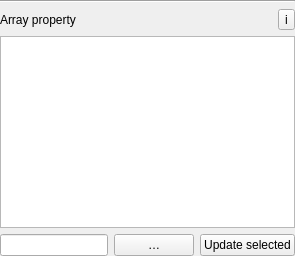
Above: src/nml_tools/gui/ui/array_table.ui from MuellerSeb/nml-tools before the change. Below: the same form after it.
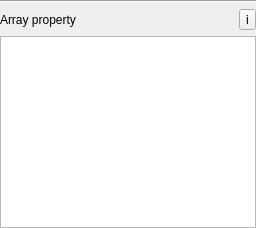
That is the form after the change.

Commit message: Fix UI issues with tables and info buttons

The edit to the form file:
```diff
--- a/src/nml_tools/gui/ui/array_table.ui
+++ b/src/nml_tools/gui/ui/array_table.ui
@@ -7,7 +7,6 @@
    <item><widget class="QFrame" name="separatorLine"><property name="frameShape"><enum>QFrame::HLine</enum></property><property name="frameShadow"><enum>QFrame::Sunken</enum></property></widget></item>
    <item><layout class="QHBoxLayout" name="titleLayout"><item><widget class="QLabel" name="titleLabel"><property name="text"><string>Array property</string></property></widget></item><item><spacer name="titleSpacer"><property name="orientation"><enum>Qt::Horizontal</enum></property><property name="sizeHint" stdset="0"><size><width>40</width><height>20</height></size></property></spacer></item><item><widget class="QToolButton" name="infoButton"><property name="text"><string>i</string></property></widget></item></layout></item>
    <item><widget class="QTableWidget" name="tableWidget"/></item>
-   <item><widget class="QWidget" name="pathControls"><layout class="QHBoxLayout" name="pathLayout"><property name="leftMargin"><number>0</number></property><property name="topMargin"><number>0</number></property><property name="rightMargin"><number>0</number></property><property name="bottomMargin"><number>0</number></property><item><widget class="QLineEdit" name="pathEdit"/></item><item><widget class="QPushButton" name="browsePathButton"><property name="text"><string>…</string></property></widget></item><item><widget class="QPushButton" name="updatePathButton"><property name="text"><string>Update selected</string></property></widget></item></layout></widget></item>
   </layout>
  </widget>
  <resources/><connections/>
```
The commit also changes 4 other files.
